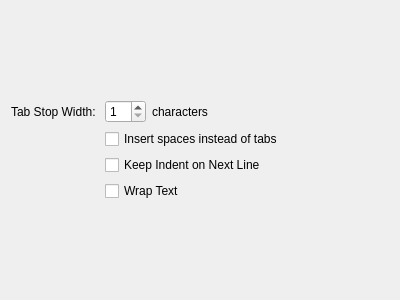
First picture: the form in options/editoroptionswidget.ui, repository PonyEdit/PonyEdit, before the edit.
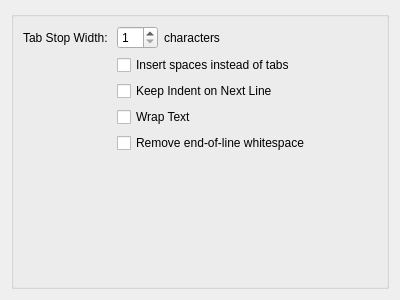
Second picture: the form after the edit.

```diff
--- a/options/editoroptionswidget.ui
+++ b/options/editoroptionswidget.ui
@@ -13,55 +13,38 @@
   <property name="windowTitle">
    <string>Form</string>
   </property>
+  <layout class="QVBoxLayout" name="verticalLayout">
+   <item>
+    <widget class="QGroupBox" name="groupBox">
+     <property name="title">
+      <string/>
+     </property>
   <layout class="QGridLayout" name="gridLayout">
-   <item row="1" column="0">
+      <item row="0" column="0">
     <widget class="QLabel" name="label">
      <property name="text">
       <string>Tab Stop Width: </string>
      </property>
     </widget>
    </item>
-   <item row="4" column="1" colspan="3">
-    <widget class="QCheckBox" name="wordWrap">
-     <property name="text">
-      <string>Wrap Text</string>
-     </property>
-    </widget>
-   </item>
-   <item row="6" column="1">
-    <spacer name="verticalSpacer">
-     <property name="orientation">
-      <enum>Qt::Vertical</enum>
-     </property>
-     <property name="sizeHint" stdset="0">
-      <size>
-       <width>20</width>
-       <height>40</height>
-      </size>
-     </property>
-    </spacer>
-   </item>
    <item row="0" column="1">
-    <spacer name="verticalSpacer_2">
-     <property name="orientation">
-      <enum>Qt::Vertical</enum>
-     </property>
-     <property name="sizeHint" stdset="0">
-      <size>
-       <width>20</width>
-       <height>40</height>
-      </size>
-     </property>
-    </spacer>
-   </item>
-   <item row="1" column="2">
+       <widget class="QSpinBox" name="tabStopWidth">
+        <property name="minimum">
+         <number>1</number>
+        </property>
+        <property name="maximum">
+         <number>80</number>
+        </property>
+       </widget>
+      </item>
+      <item row="0" column="2">
     <widget class="QLabel" name="label_2">
      <property name="text">
       <string>characters</string>
      </property>
     </widget>
    </item>
-   <item row="1" column="3">
+      <item row="0" column="3">
     <spacer name="horizontalSpacer">
      <property name="orientation">
       <enum>Qt::Horizontal</enum>
@@ -74,28 +57,48 @@
      </property>
     </spacer>
    </item>
-   <item row="1" column="1">
-    <widget class="QSpinBox" name="tabStopWidth">
-     <property name="minimum">
-      <number>1</number>
-     </property>
-     <property name="maximum">
-      <number>80</number>
-     </property>
-    </widget>
-   </item>
-   <item row="3" column="1" colspan="3">
-    <widget class="QCheckBox" name="keepIndent">
-     <property name="text">
-      <string>Keep Indent on Next Line</string>
-     </property>
-    </widget>
-   </item>
-   <item row="2" column="1" colspan="3">
+      <item row="1" column="1" colspan="3">
     <widget class="QCheckBox" name="indentSpaces">
      <property name="text">
       <string>Insert spaces instead of tabs</string>
      </property>
+       </widget>
+      </item>
+      <item row="2" column="1" colspan="3">
+       <widget class="QCheckBox" name="keepIndent">
+        <property name="text">
+         <string>Keep Indent on Next Line</string>
+        </property>
+       </widget>
+      </item>
+      <item row="4" column="1" colspan="2">
+       <widget class="QCheckBox" name="wordWrap">
+        <property name="text">
+         <string>Wrap Text</string>
+        </property>
+       </widget>
+      </item>
+      <item row="6" column="1">
+       <spacer name="verticalSpacer">
+        <property name="orientation">
+         <enum>Qt::Vertical</enum>
+        </property>
+        <property name="sizeHint" stdset="0">
+         <size>
+          <width>20</width>
+          <height>40</height>
+         </size>
+        </property>
+       </spacer>
+      </item>
+      <item row="5" column="1" colspan="3">
+       <widget class="QCheckBox" name="stripSpaces">
+        <property name="text">
+         <string>Remove end-of-line whitespace</string>
+        </property>
+       </widget>
+      </item>
+     </layout>
     </widget>
    </item>
   </layout>
```
Lines whose indentation alone changed are shown as unchanged.
